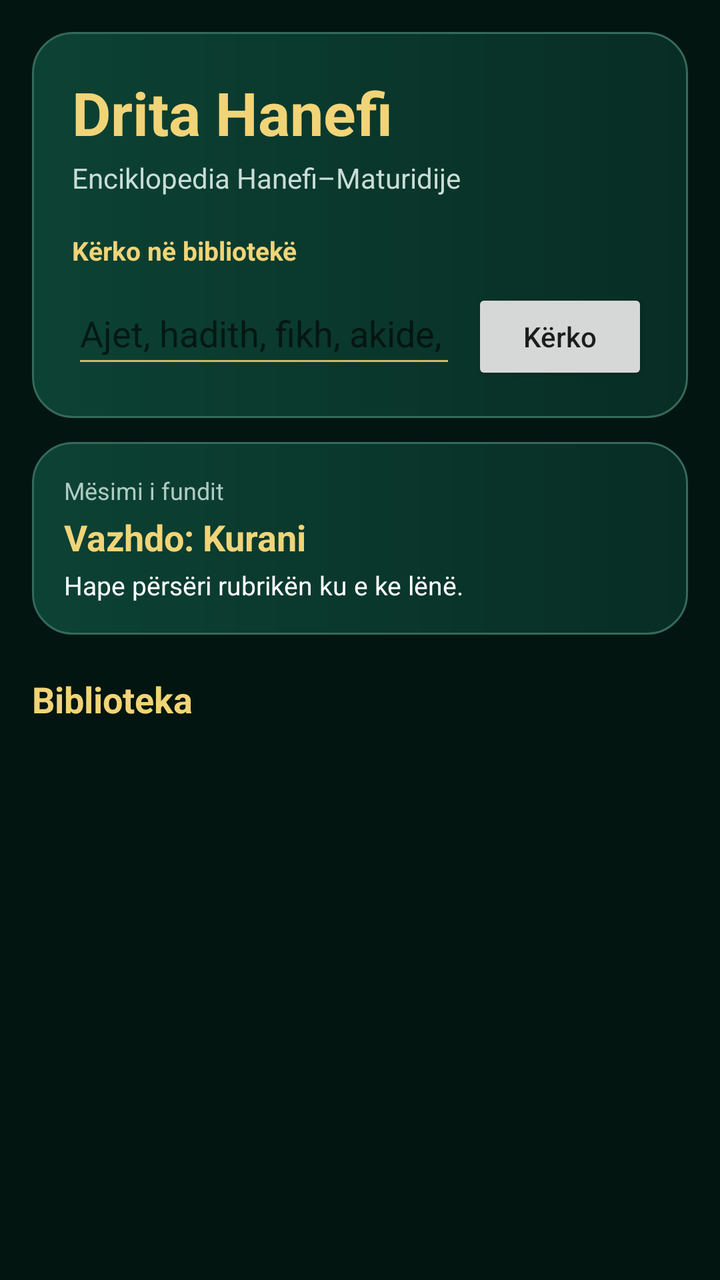
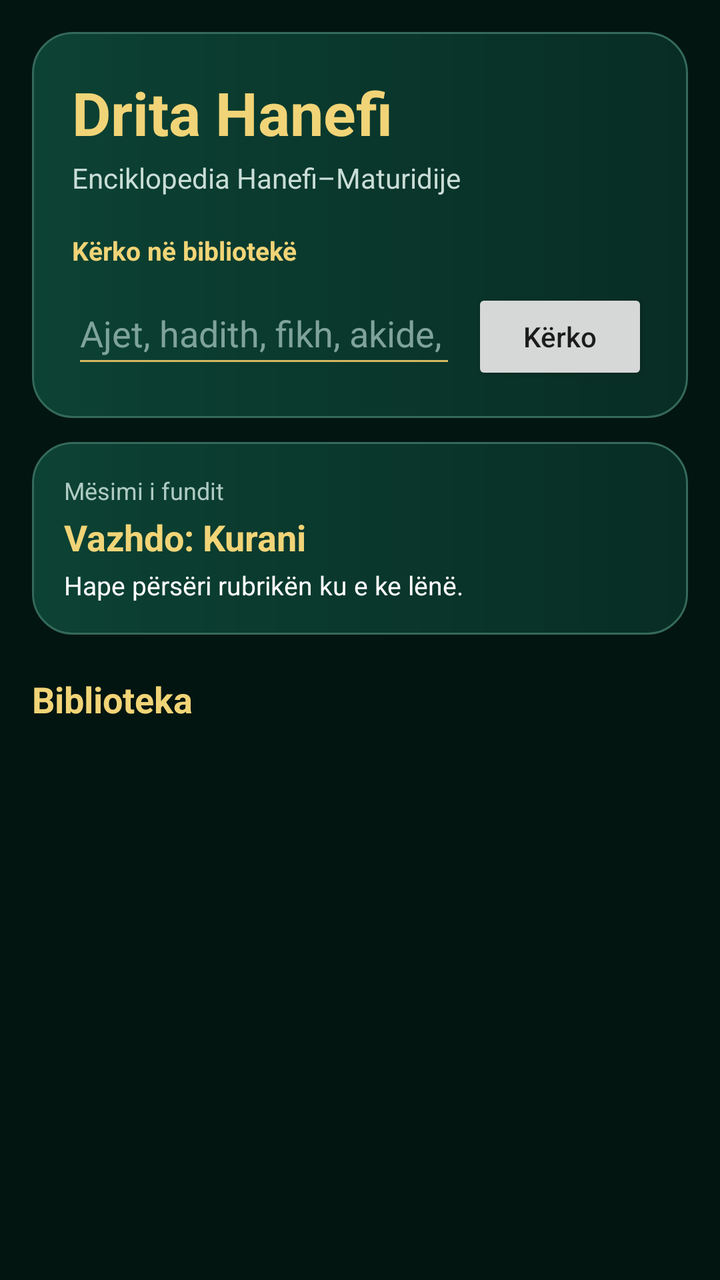

An Android layout rendered at two revisions. The XML below is the earlier revision; the diff shows what the commit changed to produce the second picture.
<!-- AndroidManifest.xml: activity theme SplashTheme -->
<!-- res/layout/activity_main.xml -->
<?xml version="1.0" encoding="utf-8"?>
<ScrollView xmlns:android="http://schemas.android.com/apk/res/android" android:layout_width="match_parent" android:layout_height="match_parent" android:fillViewport="true" android:background="#031510">
 <LinearLayout android:orientation="vertical" android:padding="16dp" android:layout_width="match_parent" android:layout_height="wrap_content">
  <LinearLayout android:orientation="vertical" android:padding="20dp" android:background="@drawable/native_card" android:layout_width="match_parent" android:layout_height="wrap_content">
   <TextView android:text="Drita Hanefi" android:textColor="#F1D477" android:textSize="30sp" android:textStyle="bold" android:layout_width="wrap_content" android:layout_height="wrap_content"/>
   <TextView android:text="Enciklopedia Hanefi–Maturidije" android:textColor="#C9DDD6" android:textSize="14sp" android:layout_marginTop="3dp" android:layout_width="wrap_content" android:layout_height="wrap_content"/>
   <TextView android:text="Kërko në bibliotekë" android:textColor="#F1D477" android:textSize="13sp" android:textStyle="bold" android:layout_marginTop="18dp" android:layout_width="wrap_content" android:layout_height="wrap_content"/>
   <LinearLayout android:orientation="horizontal" android:layout_marginTop="7dp" android:layout_width="match_parent" android:layout_height="wrap_content">
    <EditText android:id="@+id/globalSearch" android:hint="Ajet, hadith, fikh, akide, temë…" android:singleLine="true" android:imeOptions="actionSearch" android:textColor="#FFFFFF" android:hintTextColor="#7FA39A" android:backgroundTint="#D5B95F" android:layout_width="0dp" android:layout_weight="1" android:layout_height="48dp"/>
    <Button android:id="@+id/searchButton" android:text="Kërko" android:textAllCaps="false" android:layout_marginStart="8dp" android:layout_width="wrap_content" android:layout_height="48dp"/>
   </LinearLayout>
  </LinearLayout>
  <LinearLayout android:id="@+id/continueCard" android:clickable="true" android:focusable="true" android:orientation="vertical" android:padding="16dp" android:layout_marginTop="12dp" android:background="@drawable/native_card" android:layout_width="match_parent" android:layout_height="wrap_content">
   <TextView android:text="Mësimi i fundit" android:textColor="#AFCBC2" android:textSize="12sp" android:layout_width="wrap_content" android:layout_height="wrap_content"/>
   <TextView android:id="@+id/continueTitle" android:text="Vazhdo: Kurani" android:textColor="#F1D477" android:textSize="18sp" android:textStyle="bold" android:layout_marginTop="3dp" android:layout_width="wrap_content" android:layout_height="wrap_content"/>
   <TextView android:text="Hape përsëri rubrikën ku e ke lënë." android:textColor="#FFFFFF" android:textSize="13sp" android:layout_marginTop="3dp" android:layout_width="wrap_content" android:layout_height="wrap_content"/>
  </LinearLayout>
  <TextView android:text="Biblioteka" android:textColor="#F1D477" android:textSize="18sp" android:textStyle="bold" android:layout_marginTop="20dp" android:layout_marginBottom="7dp" android:layout_width="wrap_content" android:layout_height="wrap_content"/>
  <GridLayout android:id="@+id/sectionGrid" android:columnCount="2" android:alignmentMode="alignMargins" android:useDefaultMargins="false" android:layout_width="match_parent" android:layout_height="wrap_content"/>
 </LinearLayout>
</ScrollView>
<!-- resources referenced by this layout -->
<resources>
  <!-- drawable native_card (drawable) -->
  <?xml version="1.0" encoding="utf-8"?>
  <shape xmlns:android="http://schemas.android.com/apk/res/android"><gradient android:angle="0" android:startColor="#0C4234" android:endColor="#082D24"/><corners android:radius="20dp"/><stroke android:width="1dp" android:color="#356A5A"/></shape>
  <style name="SplashTheme" parent="android:style/Theme.Material.Light.NoActionBar">
    <item name="android:windowBackground">@drawable/splash_background</item>
    <item name="android:statusBarColor">#031510</item>
    <item name="android:navigationBarColor">#031510</item>
    <item name="android:windowLightStatusBar">false</item>
   </style>
  <!-- drawable splash_background (drawable) -->
  <layer-list xmlns:android="http://schemas.android.com/apk/res/android">
   <item android:drawable="@color/launcher_background"/>
   <item android:width="150dp" android:height="150dp"
    android:gravity="center" android:drawable="@drawable/splash_mark"/>
  </layer-list>
  <color name="launcher_background">#031510</color>
  <!-- drawable splash_mark (drawable) -->
  <vector xmlns:android="http://schemas.android.com/apk/res/android" android:width="150dp" android:height="150dp" android:viewportWidth="108" android:viewportHeight="108">
   <path android:fillColor="#0C4234" android:pathData="M54,4A50,50 0,1 0,54,104A50,50 0,1 0,54,4Z"/>
   <path android:fillColor="#E8C96D" android:pathData="M72,21A34,34 0,1 0,72,87A27,27 0,1 1,72,21Z"/>
   <path android:fillColor="#F8F5E9" android:pathData="M54,37L58,48L70,48L60,55L64,67L54,60L44,67L48,55L38,48L50,48Z"/>
  </vector>
</resources>

<!-- the commit's change to res/layout/activity_main.xml (unified diff, before → after) -->
@@ -6,7 +6,7 @@
    <TextView android:text="Enciklopedia Hanefi–Maturidije" android:textColor="#C9DDD6" android:textSize="14sp" android:layout_marginTop="3dp" android:layout_width="wrap_content" android:layout_height="wrap_content"/>
    <TextView android:text="Kërko në bibliotekë" android:textColor="#F1D477" android:textSize="13sp" android:textStyle="bold" android:layout_marginTop="18dp" android:layout_width="wrap_content" android:layout_height="wrap_content"/>
    <LinearLayout android:orientation="horizontal" android:layout_marginTop="7dp" android:layout_width="match_parent" android:layout_height="wrap_content">
-    <EditText android:id="@+id/globalSearch" android:hint="Ajet, hadith, fikh, akide, temë…" android:singleLine="true" android:imeOptions="actionSearch" android:textColor="#FFFFFF" android:hintTextColor="#7FA39A" android:backgroundTint="#D5B95F" android:layout_width="0dp" android:layout_weight="1" android:layout_height="48dp"/>
+    <EditText android:id="@+id/globalSearch" android:hint="Ajet, hadith, fikh, akide, temë…" android:singleLine="true" android:imeOptions="actionSearch" android:textColor="#FFFFFF" android:textColorHint="#7FA39A" android:backgroundTint="#D5B95F" android:layout_width="0dp" android:layout_weight="1" android:layout_height="48dp"/>
     <Button android:id="@+id/searchButton" android:text="Kërko" android:textAllCaps="false" android:layout_marginStart="8dp" android:layout_width="wrap_content" android:layout_height="48dp"/>
    </LinearLayout>
   </LinearLayout>
